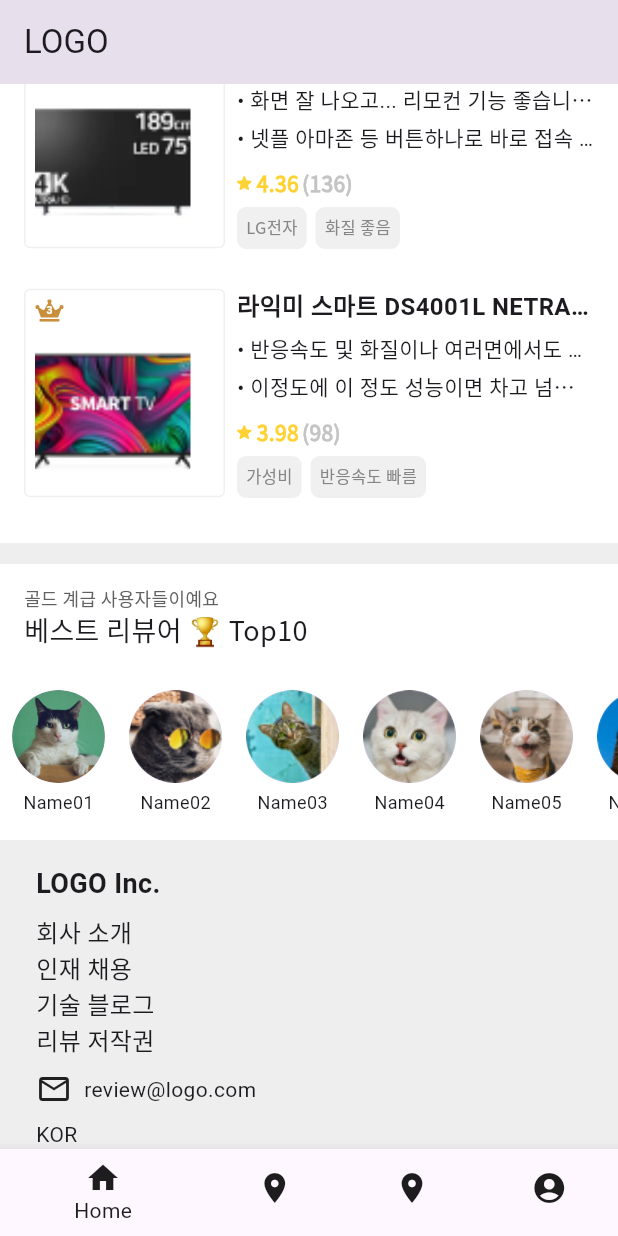
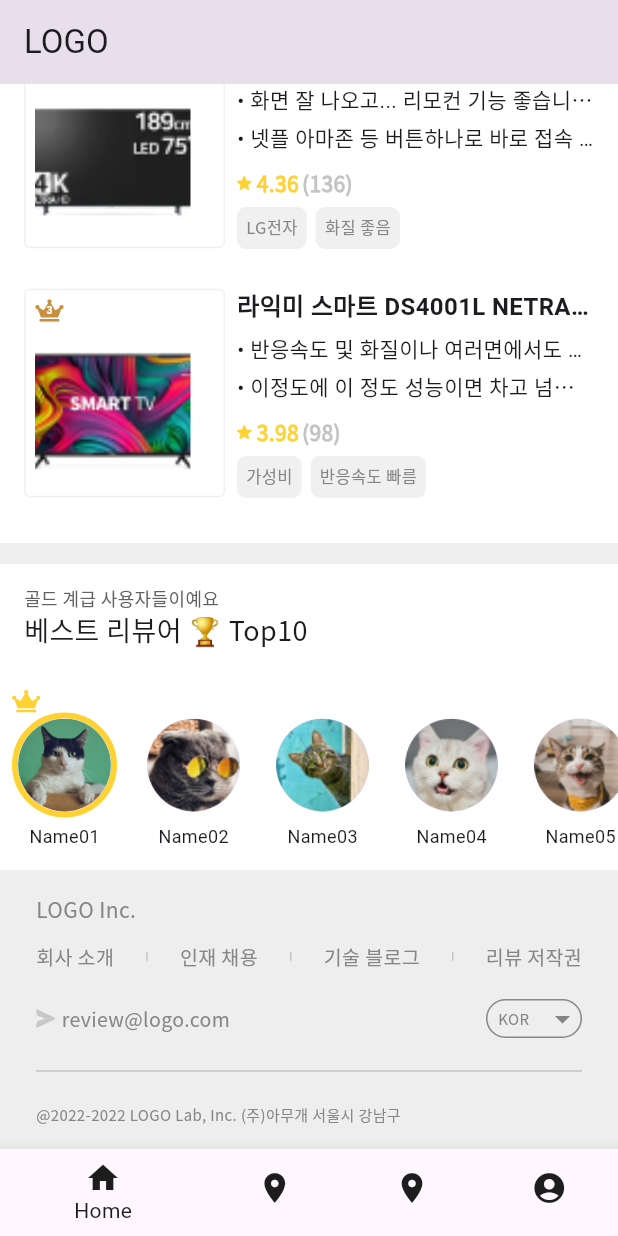
Before and after one commit to IzraelAA/hyperhire_mobile, a Flutter app: the screen it shows after launch, scrolled down 619 dp, on a phone screen of 412 x 824 dp. Run offline on Flutter 3.47's test engine with Material 3 defaults, Android fonts, the phone set to English and light mode, and no system bars; our stand-ins replace flutter_svg, google_fonts.

Commit message:
feat(home): finishing home page

```diff
--- a/lib/features/dashboard/presentation/pages/home_page.dart
+++ b/lib/features/dashboard/presentation/pages/home_page.dart
@@ -53,7 +53,10 @@ class HomePage extends StatelessWidget {
       decoration: BoxDecoration(
         borderRadius: BorderRadius.circular(8.0),
         gradient: const LinearGradient(
-          colors: [Color(0xFF3C41BF), Color(0xFF74FBDE)],
+          colors: [
+            Color(0xFF3C41BF),
+            Color(0xFF74FBDE),
+          ],
           begin: Alignment.bottomRight,
           end: Alignment.topLeft,
         ),
--- a/lib/features/dashboard/presentation/widgets/footer.dart
+++ b/lib/features/dashboard/presentation/widgets/footer.dart
@@ -1,4 +1,8 @@
 import 'package:flutter/material.dart';
+import 'package:flutter_svg/flutter_svg.dart';
+import 'package:hyperhire/utils/app_color.dart';
+import 'package:hyperhire/utils/app_text_style.dart';
+import 'package:hyperhire/utils/widgets/choose_box.dart';
 
 class Footer extends StatelessWidget {
   const Footer({super.key});
@@ -8,52 +12,102 @@ class Footer extends StatelessWidget {
     return Container(
       color: Colors.grey[200], // Warna latar belakang footer
       padding: const EdgeInsets.symmetric(vertical: 16, horizontal: 24),
-      child: const Column(
+      child: Column(
         crossAxisAlignment: CrossAxisAlignment.start,
         children: [
           Text(
             'LOGO Inc.',
-            style: TextStyle(
-              fontSize: 18,
-              fontWeight: FontWeight.bold,
+            style: AppTextStyle().notoSansSubtitle(
+              color: AppColor.demiGray,
             ),
           ),
-          SizedBox(height: 8),
+          const SizedBox(height: 12),
+          Row(
+            mainAxisAlignment: MainAxisAlignment.spaceBetween,
+            children: [
               Text(
                 '회사 소개',
-            style: TextStyle(fontSize: 16),
+                style: AppTextStyle().notoSansBody(
+                  color: AppColor.demiGray,
+                  fontSize: 13,
+                ),
+              ),
+              Container(
+                width: 1,
+                height: 6,
+                color: AppColor.textGray,
               ),
               Text(
                 '인재 채용',
-            style: TextStyle(fontSize: 16),
+                style: AppTextStyle().notoSansBody(
+                  color: AppColor.demiGray,
+                  fontSize: 13,
+                ),
+              ),
+              Container(
+                width: 1,
+                height: 6,
+                color: AppColor.textGray,
               ),
               Text(
                 '기술 블로그',
-            style: TextStyle(fontSize: 16),
+                style: AppTextStyle().notoSansBody(
+                  color: AppColor.demiGray,
+                  fontSize: 13,
+                ),
+              ),
+              Container(
+                width: 1,
+                height: 6,
+                color: AppColor.textGray,
               ),
               Text(
                 '리뷰 저작권',
-            style: TextStyle(fontSize: 16),
+                style: AppTextStyle().notoSansBody(
+                  color: AppColor.demiGray,
+                  fontSize: 13,
                 ),
-          SizedBox(height: 8),
-          Row(
-            children: [
-              Icon(Icons.mail_outline),
-              SizedBox(width: 8),
-              Text(
-                'review@logo.com',
-                style: TextStyle(fontSize: 14),
               ),
             ],
           ),
-          SizedBox(height: 8),
+          const SizedBox(
+            height: 19,
+          ),
+          Row(
+            mainAxisAlignment: MainAxisAlignment.spaceBetween,
+            children: [
+              Row(
+                children: [
+                  SvgPicture.asset('assets/svg/plane.svg'),
+                  const SizedBox(width: 4),
                   Text(
-            'KOR',
-            style: TextStyle(fontSize: 14),
+                    'review@logo.com',
+                    style: AppTextStyle().notoSansBody(
+                      color: AppColor.demiGray,
+                      fontSize: 13,
+                    ),
+                  ),
+                ],
+              ),
+              const ChooseBox(title: "KOR")
+            ],
+          ),
+          const SizedBox(
+            height: 14,
+          ),
+          Divider(
+            color: AppColor.textGray,
+            thickness: 1,
+          ),
+          const SizedBox(
+            height: 14,
           ),
           Text(
             '@2022-2022 LOGO Lab, Inc. (주)아무개 서울시 강남구',
-            style: TextStyle(fontSize: 14),
+            style: AppTextStyle().notoSansBody(
+              color: AppColor.demiGray,
+              fontSize: 10,
+            ),
           ),
         ],
       ),
--- a/lib/features/dashboard/presentation/widgets/top_user_list.dart
+++ b/lib/features/dashboard/presentation/widgets/top_user_list.dart
@@ -1,6 +1,8 @@
 import 'package:flutter/material.dart';
+import 'package:flutter_svg/flutter_svg.dart';
 import 'package:hyperhire/features/dashboard/presentation/widgets/title_section.dart';
 import 'package:hyperhire/features/profile/presentation/pages/profile_page.dart';
+import 'package:hyperhire/utils/app_color.dart';
 
 class TopUsersList extends StatelessWidget {
   // List nama pengguna
@@ -34,30 +36,55 @@ class TopUsersList extends StatelessWidget {
           const SizedBox(height: 26),
           Container(
             width: double.infinity,
-            height: 100,
+            height: 120,
             child: ListView.builder(
               scrollDirection: Axis.horizontal,
               itemCount: topUsers.length,
               itemBuilder: (BuildContext context, int index) {
                 return GestureDetector(
-                  onTap: (){
-                    Navigator.push(context, MaterialPageRoute(builder: (context) => const ProfilePage()));
-
+                  onTap: () {
+                    Navigator.push(
+                        context,
+                        MaterialPageRoute(
+                            builder: (context) => const ProfilePage()));
                   },
                   child: Padding(
                     padding: const EdgeInsets.symmetric(horizontal: 8.0),
                     child: Column(
+                      crossAxisAlignment: CrossAxisAlignment.start,
                       children: [
-                        CircleAvatar(
-                          radius: 31, // Radius gambar lingkaran
+                        index == 0
+                            ? SvgPicture.asset(
+                                "assets/svg/crown.svg",
+                              )
+                            : const SizedBox(
+                                height: 15,
+                              ),
+                        Column(
+                          children: [
+                            Container(
+                              decoration: BoxDecoration(
+                                shape: BoxShape.circle,
+                                border: Border.all(
+                                  color: index == 0
+                                      ? AppColor.yellowStar
+                                      : AppColor.white,
+                                  width: 4,
+                                ),
+                              ),
+                              child: CircleAvatar(
+                                radius: 31,
                                 backgroundImage: AssetImage(
-                              'assets/images/user_${index + 1}.png'), // Sesuaikan dengan nama file gambar
+                                    'assets/images/user_${index + 1}.png'),
+                              ),
                             ),
                             const SizedBox(height: 4),
                             Text(
                               topUsers[index],
                               style: const TextStyle(fontSize: 12),
                             ),
+                          ],
+                        )
                       ],
                     ),
                   ),
--- a/lib/features/profile/presentation/pages/profile_page.dart
+++ b/lib/features/profile/presentation/pages/profile_page.dart
@@ -132,6 +132,35 @@ class ProfilePage extends StatelessWidget {
               color: AppColor.liteGray,
               height: 1,
             ),
+            Container(
+              padding: EdgeInsets.all(16),
+              child: Row(
+                crossAxisAlignment: CrossAxisAlignment.start,
+                children: [
+                  Container(
+                    width: 104,
+                    height: 104,
+                    decoration: BoxDecoration(
+                      borderRadius: BorderRadius.circular(4),
+                      image: (DecorationImage(
+                        image: AssetImage("assets/images/product_review_1.png"),
+                      )),
+                    ),
+                  ),
+                  Container(
+                    width: 187,
+                    height: 43,
+                    child: Text(
+                      'AMD 라이젠 5 5600X 버미어 정품 멀티팩',
+                      style: AppTextStyle().notoSansTitle(),
+                    ),
+                  ),
+                ],
+              ),
+            ),
+            Divider(
+              height: 1,
+            )
           ],
         ),
       ),
--- /dev/null
+++ b/lib/utils/widgets/choose_box.dart
@@ -0,0 +1,40 @@
+import 'package:flutter/material.dart';
+import 'package:hyperhire/utils/app_color.dart';
+import 'package:hyperhire/utils/app_text_style.dart';
+
+class ChooseBox extends StatelessWidget {
+  final String title;
+  const ChooseBox({super.key, required this.title});
+
+  @override
+  Widget build(BuildContext context) {
+    return Container(
+      width: 64,
+      padding: const EdgeInsets.only(left: 7),
+      decoration: BoxDecoration(
+        borderRadius: BorderRadius.circular(
+          50,
+        ),
+        border: Border.all(
+          color: AppColor.demiGray,
+        ),
+      ),
+      child: Row(
+        mainAxisAlignment: MainAxisAlignment.spaceBetween,
+        children: [
+          Text(
+            title,
+            style: AppTextStyle().notoSansBody(
+              color: AppColor.demiGray,
+              fontSize: 10,
+            ),
+          ),
+          Icon(
+            Icons.arrow_drop_down_outlined,
+            color: AppColor.demiGray,
+          )
+        ],
+      ),
+    );
+  }
+}
```
Also changed, not shown: assets/svg/bubble_chat.svg (added). Lines whose indentation alone changed are shown as unchanged.
